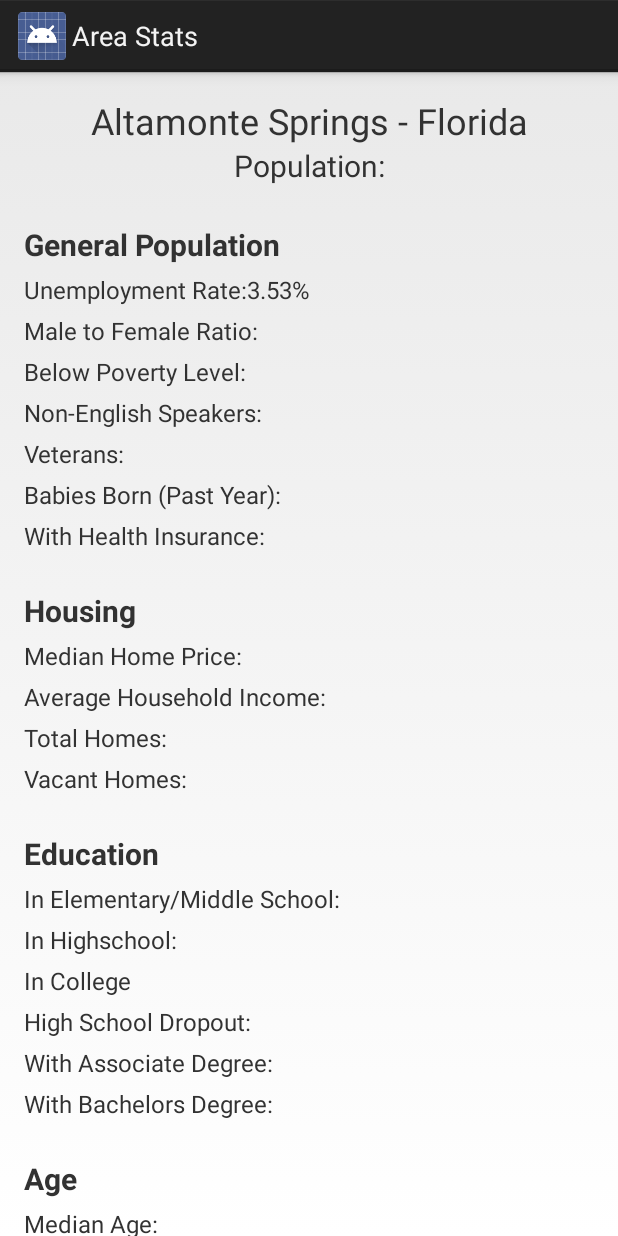
After one commit to Noah492/AreaStatsProject, an Android app: the LocationDataActivity screen opened directly, with no data from a screen before it, on a phone screen of 412 x 824 dp. The commit adds this screen. Run offline under Robolectric (Android 15) with nearby library versions, the phone set to English and light mode, and no system bars.

Commit message:
Added LocationDataActivity layout.

```diff
--- a/app/src/main/AndroidManifest.xml
+++ b/app/src/main/AndroidManifest.xml
@@ -16,6 +16,7 @@
                 <category android:name="android.intent.category.LAUNCHER" />
             </intent-filter>
         </activity>
+        <activity android:name=".LocationDataActivity"></activity>
     </application>
 
 </manifest>
--- /dev/null
+++ b/app/src/main/java/com/hfad/areastats/LocationDataActivity.java
@@ -0,0 +1,22 @@
+package com.hfad.areastats;
+
+import android.app.Activity;
+import android.os.Bundle;
+import android.widget.TextView;
+
+public class LocationDataActivity extends Activity {
+
+    @Override
+    protected void onCreate(Bundle savedInstanceState) {
+        super.onCreate(savedInstanceState);
+        setContentView(R.layout.activity_location_data);
+
+        retrieveData();
+    }
+
+    private void retrieveData() {
+        TextView textViewUnemploymentRate = (TextView)findViewById(R.id.generalPopulation_UnemploymentRate);
+        String unemploymentRate = textViewUnemploymentRate.getText().toString() + 3.53 + "%";
+        textViewUnemploymentRate.setText(unemploymentRate);
+    }
+}
--- /dev/null
+++ b/app/src/main/res/layout/activity_location_data.xml
@@ -0,0 +1,371 @@
+<?xml version="1.0" encoding="utf-8"?>
+
+<ScrollView
+    xmlns:android="http://schemas.android.com/apk/res/android"
+    xmlns:tools="http://schemas.android.com/tools"
+    android:layout_width="match_parent"
+    android:layout_height="match_parent"
+    tools:context=".LocationDataActivity">
+
+<LinearLayout
+
+    android:layout_width="match_parent"
+    android:layout_height="wrap_content"
+    android:orientation="vertical"
+    android:padding="16dp">
+
+
+    <TextView
+        android:id="@+id/location"
+        android:layout_width="match_parent"
+        android:layout_height="wrap_content"
+        android:text="Altamonte Springs - Florida"
+        android:textAlignment="center"
+        android:textSize="24sp"/>
+
+    <TextView
+        android:id="@+id/population"
+        android:layout_width="match_parent"
+        android:layout_height="wrap_content"
+        android:text="@string/population"
+        android:textAlignment="center"
+        android:textSize="20sp"/>
+
+    <!--GENERAL POPULATION TEXT VIEWS ////////////////////////////////////////////////////////// -->
+
+    <TextView
+        android:id="@+id/generalPopulation"
+        android:layout_width="match_parent"
+        android:layout_height="wrap_content"
+        android:text="@string/general_population"
+        android:textAlignment="viewStart"
+        android:textSize="20sp"
+        android:textStyle="bold"
+        android:paddingTop="25dp"/>
+
+    <TextView
+        android:id="@+id/generalPopulation_UnemploymentRate"
+        android:layout_width="match_parent"
+        android:layout_height="wrap_content"
+        android:text="@string/unemployment_rate"
+        android:textAlignment="viewStart"
+        android:textSize="16sp"
+        android:paddingTop="5dp"/>
+
+    <TextView
+        android:id="@+id/generalPopulation_MaleToFemaleRatio"
+        android:layout_width="match_parent"
+        android:layout_height="wrap_content"
+        android:text="@string/male_to_female_ratio"
+        android:textAlignment="viewStart"
+        android:textSize="16sp"
+        android:paddingTop="5dp"/>
+
+    <TextView
+        android:id="@+id/generalPopulation_BelowPovertyLevel"
+        android:layout_width="match_parent"
+        android:layout_height="wrap_content"
+        android:text="@string/below_poverty_level"
+        android:textAlignment="viewStart"
+        android:textSize="16sp"
+        android:paddingTop="5dp"/>
+
+    <TextView
+        android:id="@+id/generalPopulation_NonEnglishSpeakers"
+        android:layout_width="match_parent"
+        android:layout_height="wrap_content"
+        android:text="@string/non_english_speakers"
+        android:textAlignment="viewStart"
+        android:textSize="16sp"
+        android:paddingTop="5dp"/>
+
+    <TextView
+        android:id="@+id/generalPopulation_Veterans"
+        android:layout_width="match_parent"
+        android:layout_height="wrap_content"
+        android:text="@string/veterans"
+        android:textAlignment="viewStart"
+        android:textSize="16sp"
+        android:paddingTop="5dp"/>
+
+    <TextView
+        android:id="@+id/generalPopulation_BabiesBornPastYear"
+        android:layout_width="match_parent"
+        android:layout_height="wrap_content"
+        android:text="@string/babies_born_past_year"
+        android:textAlignment="viewStart"
+        android:textSize="16sp"
+        android:paddingTop="5dp"/>
+
+    <TextView
+        android:id="@+id/generalPopulation_WithHealthInsurance"
+        android:layout_width="match_parent"
+        android:layout_height="wrap_content"
+        android:text="@string/with_health_insurance"
+        android:textAlignment="viewStart"
+        android:textSize="16sp"
+        android:paddingTop="5dp"/>
+
+    <!--HOUSING TEXT VIEWS ///////////////////////////////////////////////////////////////////// -->
+
+    <TextView
+        android:id="@+id/housing"
+        android:layout_width="match_parent"
+        android:layout_height="wrap_content"
+        android:text="@string/housing"
+        android:textAlignment="viewStart"
+        android:textSize="20sp"
+        android:textStyle="bold"
+        android:paddingTop="25dp"/>
+
+    <TextView
+        android:id="@+id/housing_MedianHomePrice"
+        android:layout_width="match_parent"
+        android:layout_height="wrap_content"
+        android:text="@string/median_home_price"
+        android:textAlignment="viewStart"
+        android:textSize="16sp"
+        android:paddingTop="5dp"/>
+
+    <TextView
+        android:id="@+id/housing_AverageHouseholdIncome"
+        android:layout_width="match_parent"
+        android:layout_height="wrap_content"
+        android:text="@string/average_household_income"
+        android:textAlignment="viewStart"
+        android:textSize="16sp"
+        android:paddingTop="5dp"/>
+
+    <TextView
+        android:id="@+id/housing_TotalHomes"
+        android:layout_width="match_parent"
+        android:layout_height="wrap_content"
+        android:text="@string/total_homes"
+        android:textAlignment="viewStart"
+        android:textSize="16sp"
+        android:paddingTop="5dp"/>
+
+    <TextView
+        android:id="@+id/housing_VacantHomes"
+        android:layout_width="match_parent"
+        android:layout_height="wrap_content"
+        android:text="@string/vacant_homes"
+        android:textAlignment="viewStart"
+        android:textSize="16sp"
+        android:paddingTop="5dp"/>
+
+    <!--EDUCATION TEXT VIEWS /////////////////////////////////////////////////////////////////// -->
+
+    <TextView
+        android:id="@+id/education"
+        android:layout_width="match_parent"
+        android:layout_height="wrap_content"
+        android:text="@string/education"
+        android:textAlignment="viewStart"
+        android:textSize="20sp"
+        android:textStyle="bold"
+        android:paddingTop="25dp"/>
+
+    <TextView
+        android:id="@+id/education_ElementaryAndMiddleSchool"
+        android:layout_width="match_parent"
+        android:layout_height="wrap_content"
+        android:text="@string/in_elementary_middle_school"
+        android:textAlignment="viewStart"
+        android:textSize="16sp"
+        android:paddingTop="5dp"/>
+
+    <TextView
+        android:id="@+id/education_HighSchool"
+        android:layout_width="match_parent"
+        android:layout_height="wrap_content"
+        android:text="@string/in_highschool"
+        android:textAlignment="viewStart"
+        android:textSize="16sp"
+        android:paddingTop="5dp"/>
+
+    <TextView
+        android:id="@+id/education_College"
+        android:layout_width="match_parent"
+        android:layout_height="wrap_content"
+        android:text="@string/in_college"
+        android:textAlignment="viewStart"
+        android:textSize="16sp"
+        android:paddingTop="5dp"/>
+
+    <TextView
+        android:id="@+id/education_HighSchoolDropout"
+        android:layout_width="match_parent"
+        android:layout_height="wrap_content"
+        android:text="@string/high_school_dropout"
+        android:textAlignment="viewStart"
+        android:textSize="16sp"
+        android:paddingTop="5dp"/>
+
+    <TextView
+        android:id="@+id/education_WithAssociateDegree"
+        android:layout_width="match_parent"
+        android:layout_height="wrap_content"
+        android:text="@string/with_associate_degree"
+        android:textAlignment="viewStart"
+        android:textSize="16sp"
+        android:paddingTop="5dp"/>
+
+    <TextView
+        android:id="@+id/education_WithBachelorsDegree"
+        android:layout_width="match_parent"
+        android:layout_height="wrap_content"
+        android:text="@string/with_bachelors_degree"
+        android:textAlignment="viewStart"
+        android:textSize="16sp"
+        android:paddingTop="5dp"/>
+
+    <!--AGE TEXT VIEWS ///////////////////////////////////////////////////////////////////////// -->
+
+    <TextView
+        android:id="@+id/age"
+        android:layout_width="match_parent"
+        android:layout_height="wrap_content"
+        android:text="@string/age"
+        android:textAlignment="viewStart"
+        android:textSize="20sp"
+        android:textStyle="bold"
+        android:paddingTop="25dp"/>
+
+    <TextView
+        android:id="@+id/age_MedianAge"
+        android:layout_width="match_parent"
+        android:layout_height="wrap_content"
+        android:text="@string/median_age"
+        android:textAlignment="viewStart"
+        android:textSize="16sp"
+        android:paddingTop="5dp"/>
+
+    <TextView
+        android:id="@+id/age_Under18"
+        android:layout_width="match_parent"
+        android:layout_height="wrap_content"
+        android:text="@string/under_age_18"
+        android:textAlignment="viewStart"
+        android:textSize="16sp"
+        android:paddingTop="5dp"/>
+
+    <TextView
+        android:id="@+id/age_UnderAge5"
+        android:layout_width="match_parent"
+        android:layout_height="wrap_content"
+        android:text="@string/under_age_5"
+        android:textAlignment="viewStart"
+        android:textSize="16sp"
+        android:paddingTop="20dp"/>
+
+    <TextView
+        android:id="@+id/age_5to9"
+        android:layout_width="match_parent"
+        android:layout_height="wrap_content"
+        android:text="@string/ages_5_9"
+        android:textAlignment="viewStart"
+        android:textSize="16sp"
+        android:paddingTop="5dp"/>
+
+    <TextView
+        android:id="@+id/age_10to14"
+        android:layout_width="match_parent"
+        android:layout_height="wrap_content"
+        android:text="@string/ages_10_14"
+        android:textAlignment="viewStart"
+        android:textSize="16sp"
+        android:paddingTop="5dp"/>
+
+    <TextView
+        android:id="@+id/age_15to19"
+        android:layout_width="match_parent"
+        android:layout_height="wrap_content"
+        android:text="@string/ages_15_19"
+        android:textAlignment="viewStart"
+        android:textSize="16sp"
+        android:paddingTop="5dp"/>
+
+    <TextView
+        android:id="@+id/age_20to24"
+        android:layout_width="match_parent"
+        android:layout_height="wrap_content"
+        android:text="@string/ages_20_24"
+        android:textAlignment="viewStart"
+        android:textSize="16sp"
+        android:paddingTop="5dp"/>
+
+    <TextView
+        android:id="@+id/age_25to34"
+        android:layout_width="match_parent"
+        android:layout_height="wrap_content"
+        android:text="@string/ages_25_34"
+        android:textAlignment="viewStart"
+        android:textSize="16sp"
+        android:paddingTop="5dp"/>
+
+    <TextView
+        android:id="@+id/age_35to44"
+        android:layout_width="match_parent"
+        android:layout_height="wrap_content"
+        android:text="@string/ages_35_44"
+        android:textAlignment="viewStart"
+        android:textSize="16sp"
+        android:paddingTop="5dp"/>
+
+    <TextView
+        android:id="@+id/age_45to54"
+        android:layout_width="match_parent"
+        android:layout_height="wrap_content"
+        android:text="@string/ages_45_54"
+        android:textAlignment="viewStart"
+        android:textSize="16sp"
+        android:paddingTop="5dp"/>
+
+    <TextView
+        android:id="@+id/age_55to59"
+        android:layout_width="match_parent"
+        android:layout_height="wrap_content"
+        android:text="@string/ages_55_59"
+        android:textAlignment="viewStart"
+        android:textSize="16sp"
+        android:paddingTop="5dp"/>
+
+    <TextView
+        android:id="@+id/age_60to64"
+        android:layout_width="match_parent"
+        android:layout_height="wrap_content"
+        android:text="@string/ages_60_64"
+        android:textAlignment="viewStart"
+        android:textSize="16sp"
+        android:paddingTop="5dp"/>
+
+    <TextView
+        android:id="@+id/age_65to74"
+        android:layout_width="match_parent"
+        android:layout_height="wrap_content"
+        android:text="@string/ages_65_74"
+        android:textAlignment="viewStart"
+        android:textSize="16sp"
+        android:paddingTop="5dp"/>
+
+    <TextView
+        android:id="@+id/age_75to84"
+        android:layout_width="match_parent"
+        android:layout_height="wrap_content"
+        android:text="@string/ages_75_84"
+        android:textAlignment="viewStart"
+        android:textSize="16sp"
+        android:paddingTop="5dp"/>
+
+    <TextView
+        android:id="@+id/age_OverAge85"
+        android:layout_width="match_parent"
+        android:layout_height="wrap_content"
+        android:text="@string/over_age_85"
+        android:textAlignment="viewStart"
+        android:textSize="16sp"
+        android:paddingTop="5dp"/>
+
+</LinearLayout>
+</ScrollView>
--- a/app/src/main/res/values/strings.xml
+++ b/app/src/main/res/values/strings.xml
@@ -1,3 +1,40 @@
 <resources>
     <string name="app_name">Area Stats</string>
+    <string name="general_population">General Population</string>
+    <string name="unemployment_rate">Unemployment Rate:</string>
+    <string name="male_to_female_ratio">Male to Female Ratio:</string>
+    <string name="below_poverty_level">Below Poverty Level:</string>
+    <string name="non_english_speakers">Non-English Speakers:</string>
+    <string name="veterans">Veterans:</string>
+    <string name="babies_born_past_year">Babies Born (Past Year):</string>
+    <string name="with_health_insurance">With Health Insurance:</string>
+    <string name="housing">Housing</string>
+    <string name="median_home_price">Median Home Price:</string>
+    <string name="average_household_income">Average Household Income:</string>
+    <string name="total_homes">Total Homes:</string>
+    <string name="vacant_homes">Vacant Homes:</string>
+    <string name="education">Education</string>
+    <string name="in_elementary_middle_school">In Elementary/Middle School:</string>
+    <string name="in_highschool">In Highschool:</string>
+    <string name="in_college">In College</string>
+    <string name="high_school_dropout">High School Dropout:</string>
+    <string name="with_associate_degree">With Associate Degree:</string>
+    <string name="with_bachelors_degree">With Bachelors Degree:</string>
+    <string name="age">Age</string>
+    <string name="median_age">Median Age:</string>
+    <string name="under_age_18">Under Age 18:</string>
+    <string name="under_age_5">Under Age 5:</string>
+    <string name="ages_5_9">Ages 5 - 9:</string>
+    <string name="ages_10_14">Ages 10 - 14:</string>
+    <string name="ages_15_19">Ages 15 - 19:</string>
+    <string name="ages_20_24">Ages 20 - 24:</string>
+    <string name="ages_25_34">Ages 25 - 34:</string>
+    <string name="ages_35_44">Ages 35 - 44:</string>
+    <string name="ages_45_54">Ages 45 - 54:</string>
+    <string name="ages_55_59">Ages 55 - 59:</string>
+    <string name="ages_60_64">Ages 60 - 64:</string>
+    <string name="ages_65_74">Ages 65 - 74:</string>
+    <string name="ages_75_84">Ages 75 - 84:</string>
+    <string name="over_age_85">Over Age 85:</string>
+    <string name="population">Population:</string>
 </resources>
```
